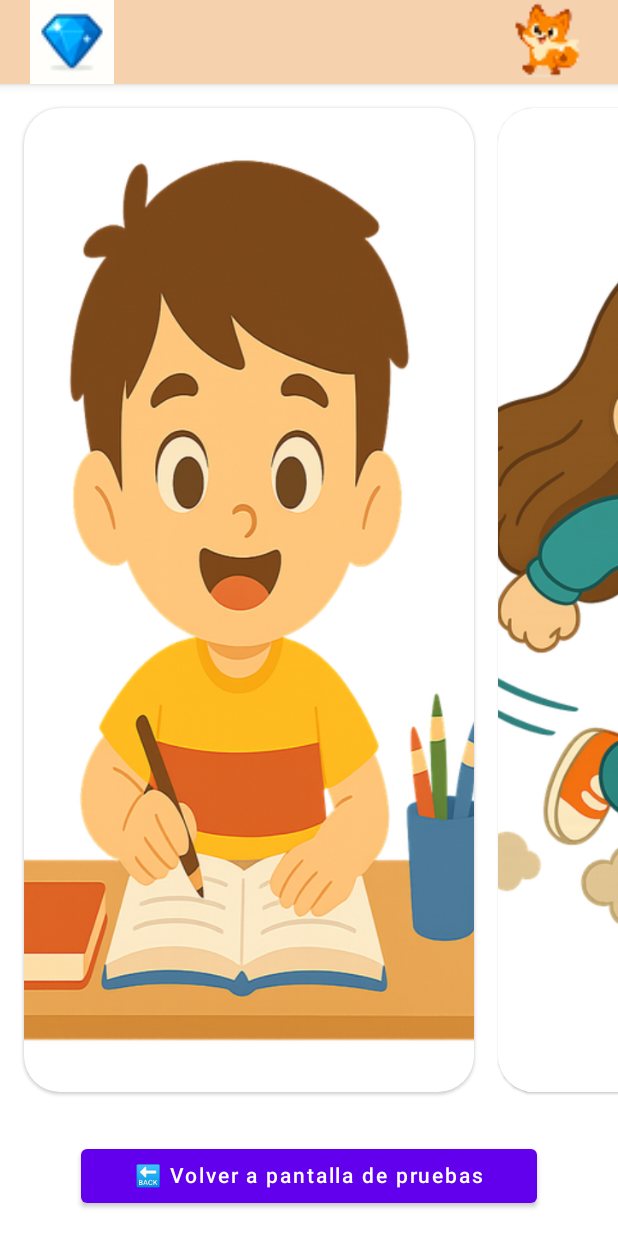
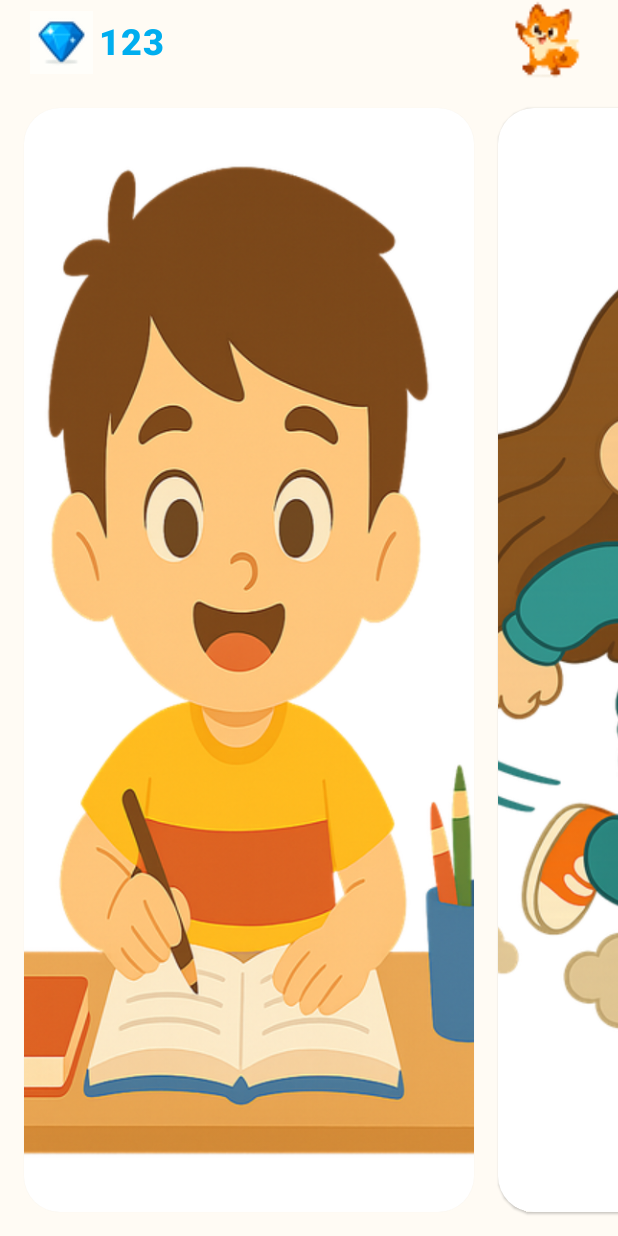
Before and after one commit to juanfranj/AppJetpackComposeCatalogo, an Android app built with Jetpack Compose: the PantallaPrincipalScreen screen opened through its navigation route, on a phone screen of 412 x 824 dp. Run offline under Robolectric (Android 15) with nearby library versions, the phone set to English and light mode, and no system bars; our stand-ins replace Dagger/Hilt's generated code.

Commit message:
trabajando en topBar

```diff
--- a/app/src/main/java/com/cursojetpackcompose/jetpackcomposecatalogomio/pruebas/pantallaPrincipal/ui/PantallaPrincipalScreen.kt
+++ b/app/src/main/java/com/cursojetpackcompose/jetpackcomposecatalogomio/pruebas/pantallaPrincipal/ui/PantallaPrincipalScreen.kt
@@ -21,6 +21,7 @@ import androidx.compose.foundation.lazy.itemsIndexed
 import androidx.compose.foundation.shape.RoundedCornerShape
 import androidx.compose.material.Button
 import androidx.compose.material.Card
+import androidx.compose.material.Divider
 import androidx.compose.material.Scaffold
 import androidx.compose.material.Text
 import androidx.compose.material.TopAppBar
@@ -46,13 +47,16 @@ fun PantallaPrincipalScreen(
 ) {
 //    val tarjetas:List<String> = listOf("Estudiar", "Jugar", "Clasificacion", "Tienda", "Scroll Uno", "Scroll Dos")
     val tarjetas = pantallaPrincipalViewModel.tarjetas
+    val gemas = pantallaPrincipalViewModel.gemas
 
-    Scaffold (topBar = {
+    Scaffold(topBar = {
         TopAppBar(
-            backgroundColor = Color(0xFFF5D1AD),//Color(0xFFFFCC00),
+            backgroundColor = Color(0xFFFFFBF4),//Color(0xFFFFCC00),
             contentColor = Color.White,
-            elevation = 4.dp
+            elevation = 0.dp
         ) {
+            Column(Modifier.fillMaxWidth()) {
+
                 Row(
                     modifier = Modifier
                         .fillMaxWidth()
@@ -60,28 +64,46 @@ fun PantallaPrincipalScreen(
                     verticalAlignment = Alignment.CenterVertically,
                     horizontalArrangement = Arrangement.SpaceBetween
                 ) {
+                    Row(verticalAlignment = Alignment.CenterVertically) {
+
                         // Gema recogida (izquierda)
                         Image(
                             painter = painterResource(id = R.drawable.icon_gema_azul),
                             contentDescription = "Gemas acumuladas",
                             modifier = Modifier
-                        .size(56.dp)
+                                .size(42.dp)
                                 .clickable { /* Acción al hacer click en gema */ }
                         )
+                        Spacer(modifier = Modifier.width(4.dp))
+                        Text(
+                            text = gemas.toString(),
+                            fontWeight = FontWeight.ExtraBold,
+                            fontSize = 24.sp,
+                            color = Color(0xFF00AEEF), // color azul vibrante como en la imagen
+                            letterSpacing = (0.5).sp
+                        )
+                    }
 
                     // Icono personalizado (derecha)
                     Image(
                         painter = painterResource(id = R.drawable.icon_zorro),
-                    contentDescription = "Icono usuario",
+                        contentDescription = "Icono Zorro",
                         modifier = Modifier
                             .size(56.dp)
-                        .clickable { /* Acción al hacer click en icono */ }
+                            .clickable { navigationController.navigateUp() }
+                    )
+                }
+                Divider(
+                    color = Color.Blue,
+                    thickness = 5.dp,
+                    modifier = Modifier.padding(top = 16.dp)
                 )
             }
         }
     }) { paddingValues ->
         Column(
             modifier = Modifier
+                .background(Color(0xFFFFFBF4))
                 .fillMaxSize()
                 .padding(paddingValues),
             verticalArrangement = Arrangement.SpaceBetween,
@@ -106,20 +128,11 @@ fun PantallaPrincipalScreen(
                     )
                 }
             }
-            Button(
-                onClick = { navigationController.navigateUp() },
-                modifier = Modifier
-                    .padding(16.dp)
-                    .fillMaxWidth(0.8f)
-            ) {
-                Text(text = "\uD83D\uDD19 Volver a pantalla de pruebas")
-            }
 
 
         }
     }
 }
-
 
 
 @Composable
--- a/app/src/main/java/com/cursojetpackcompose/jetpackcomposecatalogomio/pruebas/pantallaPrincipal/ui/PantallaPrincipalViewModel.kt
+++ b/app/src/main/java/com/cursojetpackcompose/jetpackcomposecatalogomio/pruebas/pantallaPrincipal/ui/PantallaPrincipalViewModel.kt
@@ -12,6 +12,13 @@ import javax.inject.Inject
 class PantallaPrincipalViewModel @Inject constructor(
     // Aquí puedes inyectar tus repositorios u otras dependencias
 ) : ViewModel() {
+
+    var gemas by mutableStateOf(123)
+        private set
+
+    fun incrementarGemas(cantidad: Int) {
+        gemas += cantidad
+    }
 
     // Aquí puedes agregar lógica de estado, funciones de negocio, etc.
     // Lista observable de tarjetas usando pares: nombre + nombreImagen
```
Also changed, not shown: app/src/main/res/drawable-mdpi/icon_gema_azul.png, app/src/main/res/drawable-xhdpi/icon_gema_azul.png, app/src/main/res/drawable-xxhdpi/icon_gema_azul.png, app/src/main/res/drawable-xxxhdpi/icon_gema_azul.png. Lines whose indentation alone changed are shown as unchanged.
